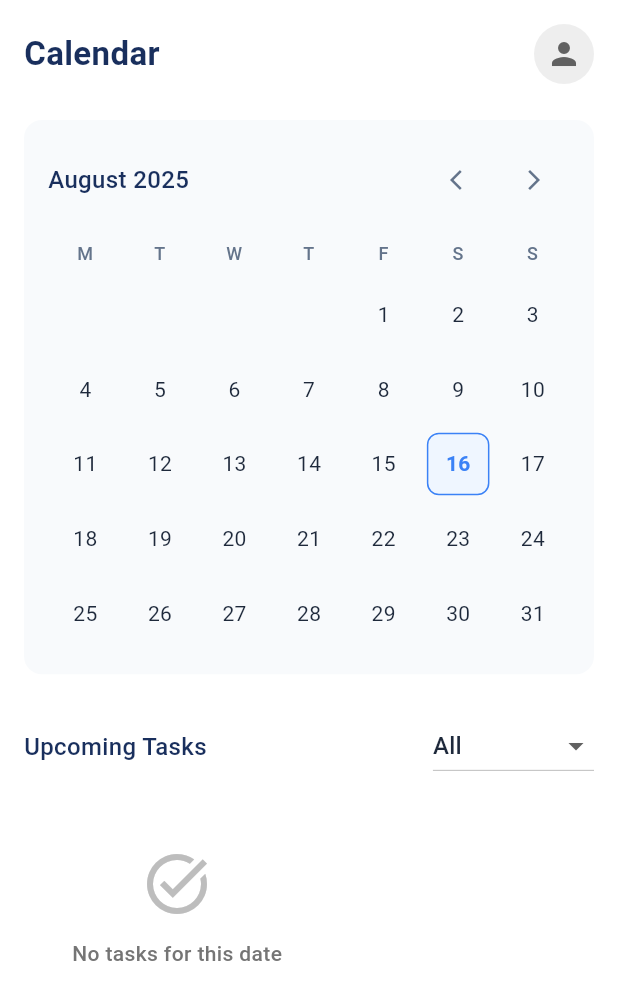
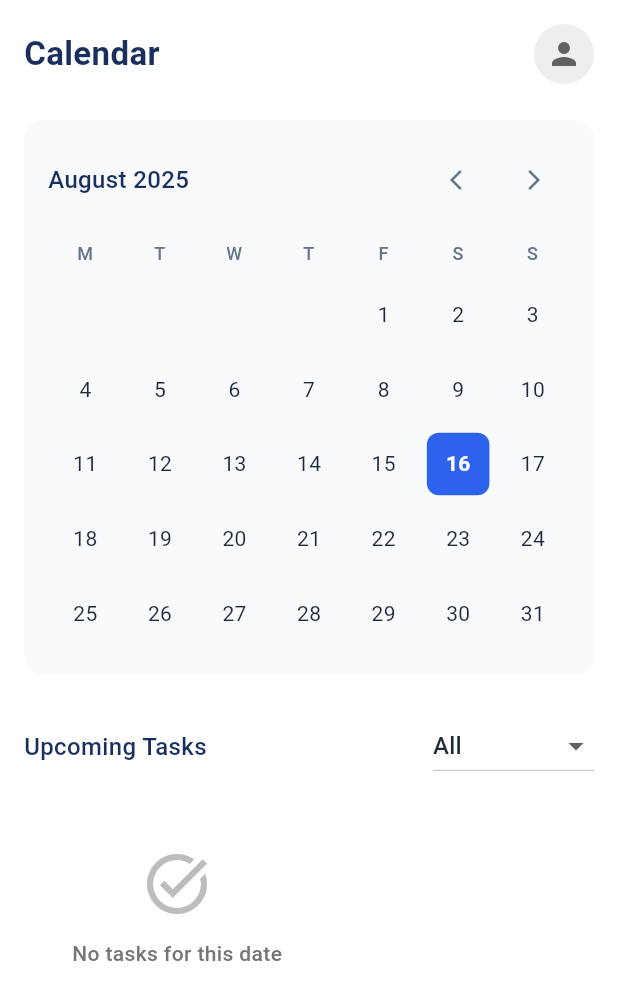
Before and after one commit to SeneshFitzroy/Team-Sync-Project-Management-Application, a Flutter app: the Calendar screen opened directly, on a phone screen of 412 x 824 dp. Shown: the top 1000 px of the screen. Run offline on Flutter 3.47's test engine with Material 3 defaults, Android fonts, the phone set to English and light mode, and no system bars; our stand-ins replace cloud_firestore, firebase_auth, firebase_core, shared_preferences; accounts and stored records are empty; Roboto replaces fonts that are missing (Poppins).

Commit message:
feat: Enhanced lib/Screens/Calendar.dart,  - Detailed changes: diff --git a/lib/Screens/Calendar.dart b/lib/Scree... at 18:35:22.30 Sat 08/16/2025

```diff
--- a/lib/Screens/Calendar.dart
+++ b/lib/Screens/Calendar.dart
@@ -2,7 +2,9 @@ import 'package:flutter/material.dart';
 import 'package:intl/intl.dart';
 import './Profile.dart';
 import '../Services/task_service.dart';
+import '../Services/auth_service.dart';
 import '../models/task.dart';
+import '../theme/app_theme.dart';
 
 class Calendar extends StatefulWidget {
   const Calendar({super.key});
@@ -151,12 +153,25 @@ class _CalendarState extends State<Calendar> {
                             _selectedMonth.month == DateTime.now().month &&
                             _selectedMonth.year == DateTime.now().year;
 
-                        return Container(
+                        // Is selected?
+                        final bool isSelected = isCurrentMonth &&
+                            day == _selectedDate.day &&
+                            _selectedMonth.month == _selectedDate.month &&
+                            _selectedMonth.year == _selectedDate.year;
+
+                        return GestureDetector(
+                          onTap: isCurrentMonth ? () {
+                            setState(() {
+                              _selectedDate = DateTime(_selectedMonth.year, _selectedMonth.month, day);
+                            });
+                          } : null,
+                          child: Container(
                             margin: EdgeInsets.all(4),
                             decoration: BoxDecoration(
-                            color: isToday ? Color(0xFFEFF6FF) : Colors.transparent,
+                              color: isSelected ? Color(0xFF2D62ED) :
+                                     isToday ? Color(0xFFEFF6FF) : Colors.transparent,
                               borderRadius: BorderRadius.circular(8),
-                            border: isToday
+                              border: isToday && !isSelected
                                   ? Border.all(color: Color(0xFF3B82F6))
                                   : null,
                             ),
@@ -166,11 +181,13 @@ class _CalendarState extends State<Calendar> {
                                       day.toString(),
                                       style: TextStyle(
                                         fontSize: 14,
-                                      fontWeight: isToday ? FontWeight.bold : FontWeight.normal,
-                                      color: isToday ? Color(0xFF3B82F6) : Color(0xFF1E293B),
+                                        fontWeight: isSelected || isToday ? FontWeight.bold : FontWeight.normal,
+                                        color: isSelected ? Colors.white :
+                                               isToday ? Color(0xFF3B82F6) : Color(0xFF1E293B),
                                       ),
                                     )
                                   : Text(''),
+                            ),
                           ),
                         );
                       },
```
Lines whose indentation alone changed are shown as unchanged.
